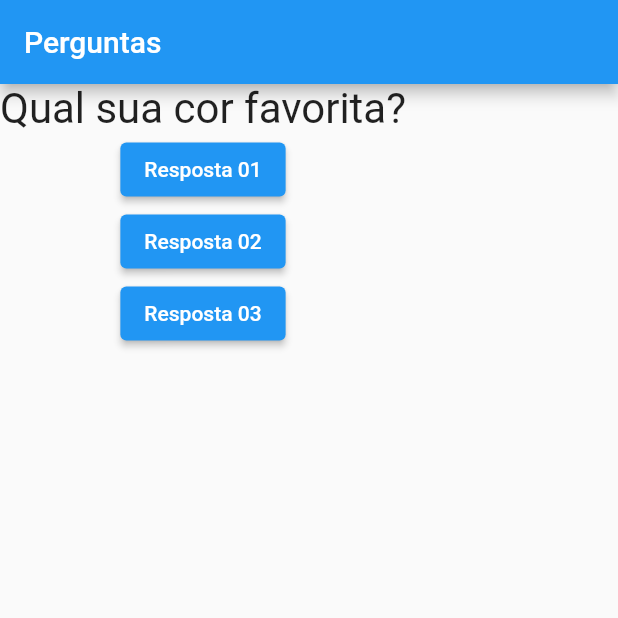
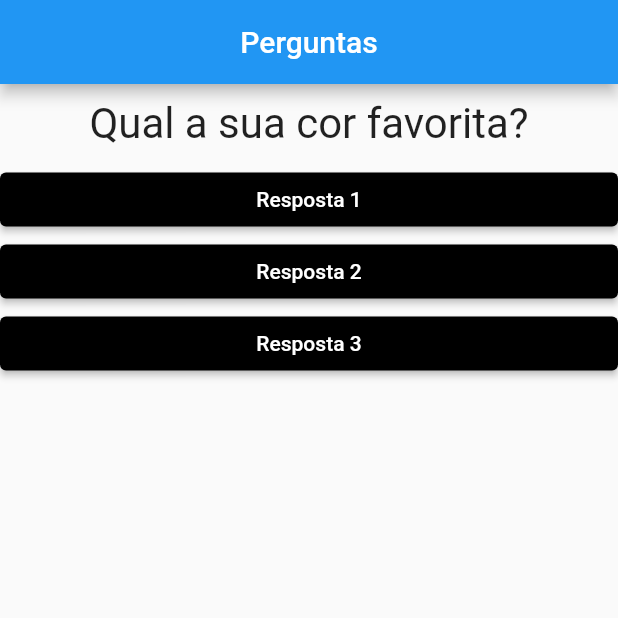
Before and after one commit to wellingtonzero21/Flutter, a Flutter app: the screen it shows after launch, on a phone screen of 412 x 824 dp, the top half of it. Run offline on Flutter 3.47's test engine with Material 2 defaults, Android fonts, the phone set to English and light mode, and no system bars.

Commit message:
colocando funcoes para as respostas

```diff
--- a/projeto_perguntas/lib/main.dart
+++ b/projeto_perguntas/lib/main.dart
@@ -1,5 +1,6 @@
 import 'package:flutter/material.dart';
 import './questao.dart';
+import './respostas.dart';
 main() => runApp(PerguntaApp());
 
 class _PerguntaAppState extends State<PerguntaApp> {
@@ -10,27 +11,25 @@ class _PerguntaAppState extends State<PerguntaApp> {
       setState(() {
       _perguntaSelecionada++;
       });
-      print('Respondida!');
-      print(_perguntaSelecionada);
     }
 
   @override
   Widget build(BuildContext context){
     final List<String> perguntas = [
-      'Qual sua cor favorita?',
+      'Qual a sua cor favorita?',
       'Qual é seu animal favorito?',
  ];
     return MaterialApp(
      home: Scaffold(
       appBar: AppBar(
-        title: Text('Perguntas'),
+        title: Center(child: Text('Perguntas')),
         ),
       body: Column(
         children: [
           Questao(perguntas[_perguntaSelecionada]),
-            ElevatedButton(onPressed: _resposta, child: Text('Resposta 01')),
-            ElevatedButton(onPressed: _resposta, child: Text('Resposta 02')),
-            ElevatedButton(onPressed: _resposta, child: Text('Resposta 03')),
+            Resposta("Resposta 1", _resposta),
+            Resposta("Resposta 2", _resposta),
+            Resposta("Resposta 3", _resposta),
             ],
           ),
         ),
--- a/projeto_perguntas/lib/questao.dart
+++ b/projeto_perguntas/lib/questao.dart
@@ -10,10 +10,14 @@ class Questao extends StatelessWidget {
 
   @override
   Widget build(BuildContext context) {
-    return Text(
-      texto,
-      style: TextStyle(fontSize: 28),
-      textAlign: TextAlign.center,
+    return Container(
+      width: double.infinity,
+      margin: EdgeInsets.all(10),
+      child: Text(
+        texto,
+        style: TextStyle(fontSize: 28),
+        textAlign: TextAlign.center,
+      ),
     );
   }
 }
--- /dev/null
+++ b/projeto_perguntas/lib/respostas.dart
@@ -0,0 +1,26 @@
+import 'package:flutter/material.dart';
+import 'package:flutter/widgets.dart';
+
+class Resposta extends StatelessWidget {
+
+  final String texto;
+  final void Function() quandoSelecionado;
+
+    Resposta(this.texto, this.quandoSelecionado);
+
+      @override
+      Widget build(BuildContext context) {
+        return Container(
+          width: double.infinity,
+
+          child: ElevatedButton(
+            style: ElevatedButton.styleFrom(
+              backgroundColor: Colors.black,
+              foregroundColor: Colors.white,
+            ),
+            onPressed: quandoSelecionado, child: Text(texto)
+
+          ),
+        );
+      }
+}
--- a/projeto_perguntas/lib/state.dart
+++ /dev/null
@@ -1,28 +0,0 @@
-import 'package:flutter/material.dart';
-
-main() => runApp(MeuApp());
-
-class MeuApp extends StatefulWidget {
-  @override
-  State<StatefulWidget> createState() {
-    return MeuAppState();
-  }
-}
-
-class MeuAppState extends State<MeuApp> {
-  @override
-  Widget build(BuildContext context) {
-    return MaterialApp(
-      home: Scaffold(
-        appBar: AppBar(
-          title: Center(child: Text('Perguntas') ),
-        ),
-      body: Center(
-        child: GestureDetector(
-          child: Text('Clique'),
-        ),
-        ),
-      ),
-    );
-  }
-}
```
